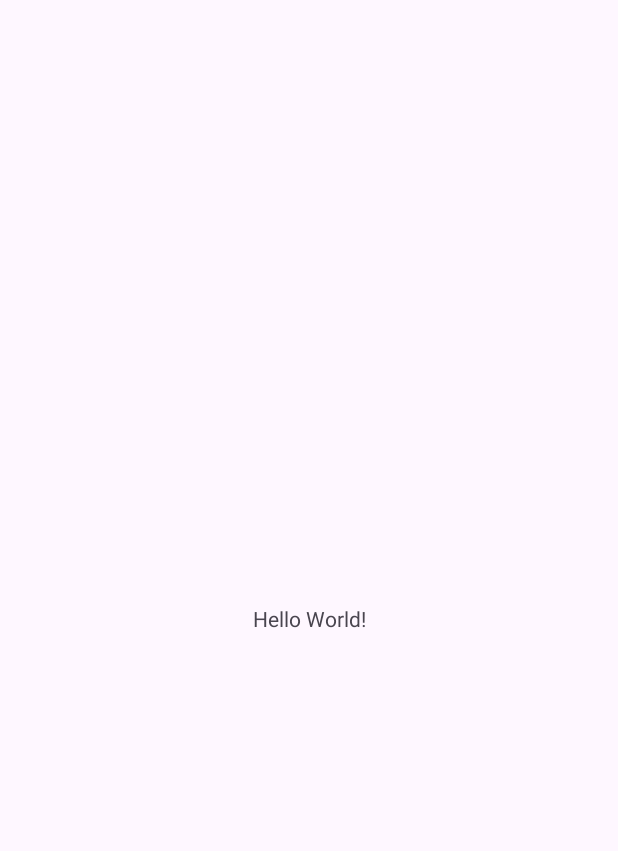
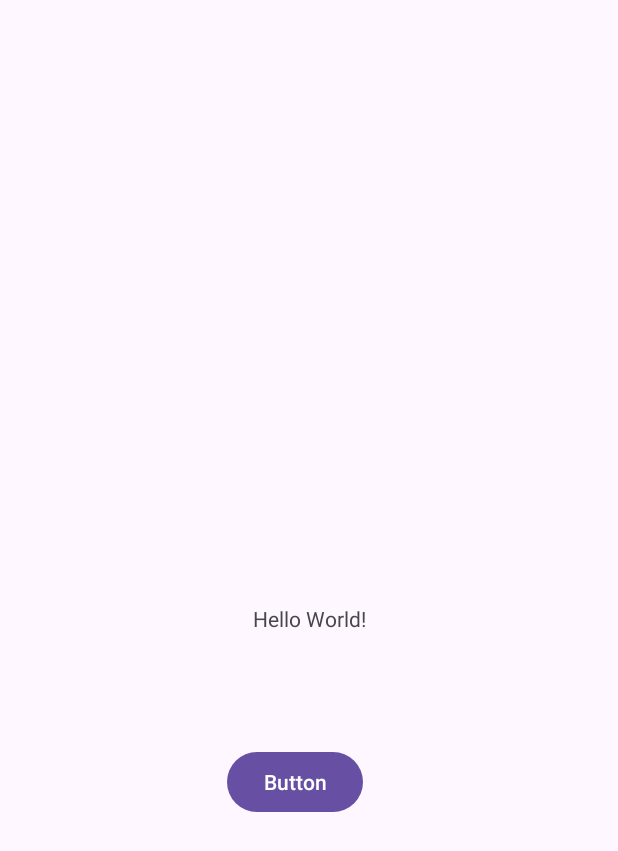
Before and after one commit to tmajaraunga/TestProject, an Android app: the screen it shows after launch (MainActivity), on a phone screen of 412 x 824 dp. Before the commit the part shown is almost empty. Shown: the top 851 px of the screen. Run offline under Robolectric (Android 15) with nearby library versions, the phone set to English and light mode, and no system bars; libraries missing offline, so code that uses them is left out: com.google.api.services.

```diff
--- a/app/build.gradle
+++ b/app/build.gradle
@@ -29,11 +29,12 @@ android {
 }
 
 dependencies {
-
     implementation 'androidx.appcompat:appcompat:1.4.1'
     implementation 'com.google.android.material:material:1.5.0'
     implementation 'androidx.constraintlayout:constraintlayout:2.1.3'
     testImplementation 'junit:junit:4.13.2'
     androidTestImplementation 'androidx.test.ext:junit:1.1.3'
     androidTestImplementation 'androidx.test.espresso:espresso-core:3.4.0'
+
+    implementantion 'com.android.volley:volley:1.2.1'
 }
--- a/app/src/main/AndroidManifest.xml
+++ b/app/src/main/AndroidManifest.xml
@@ -1,7 +1,9 @@
 <?xml version="1.0" encoding="utf-8"?>
 <manifest xmlns:android="http://schemas.android.com/apk/res/android"
-    xmlns:tools="http://schemas.android.com/tools">
-
+    xmlns:tools="http://schemas.android.com/tools"
+    package="com.example.testproject">
+    <uses-permission android:name="android.permission.ACCESS_NETWORK_STATE"/>
+    <uses-permission android:name="android.permission.INTERNET"/>
     <application
         android:allowBackup="true"
         android:dataExtractionRules="@xml/data_extraction_rules"
--- a/app/src/main/java/com/example/testproject/MainActivity.java
+++ b/app/src/main/java/com/example/testproject/MainActivity.java
@@ -2,13 +2,78 @@ package com.example.testproject;
 
 import androidx.appcompat.app.AppCompatActivity;
 
+import android.app.ProgressDialog;
+import android.content.Intent;
 import android.os.Bundle;
+import android.view.View;
+import android.widget.Button;
+
+import com.google.api.services.sheets.v4.model.Request;
+import com.google.api.services.sheets.v4.model.Response;
+
+import java.util.HashMap;
+import java.util.Map;
 
 public class MainActivity extends AppCompatActivity {
+
+    Button buttonSendData;
+    ProgressDialog progressDialog;
 
     @Override
     protected void onCreate(Bundle savedInstanceState) {
         super.onCreate(savedInstanceState);
         setContentView(R.layout.activity_main);
+
+        buttonSendData = findViewById(R.id.buttonSendData);
+
+        progressDialog = new ProgressDialog(MainActivity.this);
+        progressDialog.setMessage("Loading...");
+
+        buttonSendData.setOnClickListener(new View.OnClickListener() {
+                                              @Override
+                                              public void onClick(View view) {
+                                                  // put code here to send to Google Sheets
+                                                  addDataGoogleSheets();
+                                                  progressDialog.show();
+                                              }
+                                          }
+
+        );
+
+    }
+
+    public void addDataGoogleSheets(){
+         String sXvalues = xArray.getText().toString();
+         String sYvalues = yArray.getText().toString();
+
+        StringRequest stringRequest = new StringRequest(Request.Method.POST,"https://script.google.com/macros/s/AKfycbzAZCSWuRm23F762Ll7vNqyFl3HfvqSVyCgqOz1EIZCbaXpO3YaW8PZLmnl6RBA93vp1w/exec", new Response.Listener<String>() {
+            @Override
+            public void onResponse(String response) {
+                Intent intent = new Intent(getApplicationContext(), MainActivity.class);
+                startActivity(intent);
+                progressDialog.hide();
+            }
+        }, new Response.ErrorListener() {
+            @Override
+            public void onErrorResponse(VolleyError error){
+
+            }
+        }){@Override
+            protected Map<String, String> getParams(){
+            Map<String, String> params = new HashMap<>();
+            params.put("action", "addDataGoogleSheets");
+            params.put("vXvalues", sXvalues);
+            params.put("vYvalues", sYvalues);
+
+            return params;
+        }
+
+        };
+
+        RetryPolicy retryPolicy = new DefaultRetryPolicy(socketTimeOut,0,DefaultRetryPolicy.DEFAULT_BACKOFF_MULT);
+        stringRequest.setRetryPolicy(retryPolicy);
+
+        RequestQueue requestQueue = Volley.newRequestQueue(this);
+        requestQueue.add(stringRequest);
     }
 }
--- a/app/src/main/res/layout/activity_main.xml
+++ b/app/src/main/res/layout/activity_main.xml
@@ -7,6 +7,7 @@
     tools:context=".MainActivity">
 
     <TextView
+        android:id="@+id/textView"
         android:layout_width="wrap_content"
         android:layout_height="wrap_content"
         android:text="Hello World!"
@@ -15,4 +16,14 @@
         app:layout_constraintStart_toStartOf="parent"
         app:layout_constraintTop_toTopOf="parent" />
 
+    <Button
+        android:id="@+id/buttonSendData"
+        android:layout_width="wrap_content"
+        android:layout_height="wrap_content"
+        android:layout_marginTop="75dp"
+        android:layout_marginEnd="2dp"
+        android:text="Button"
+        app:layout_constraintEnd_toEndOf="@+id/textView"
+        app:layout_constraintTop_toBottomOf="@+id/textView" />
+
 </androidx.constraintlayout.widget.ConstraintLayout>
```
Also changed, not shown: 1 other file.
